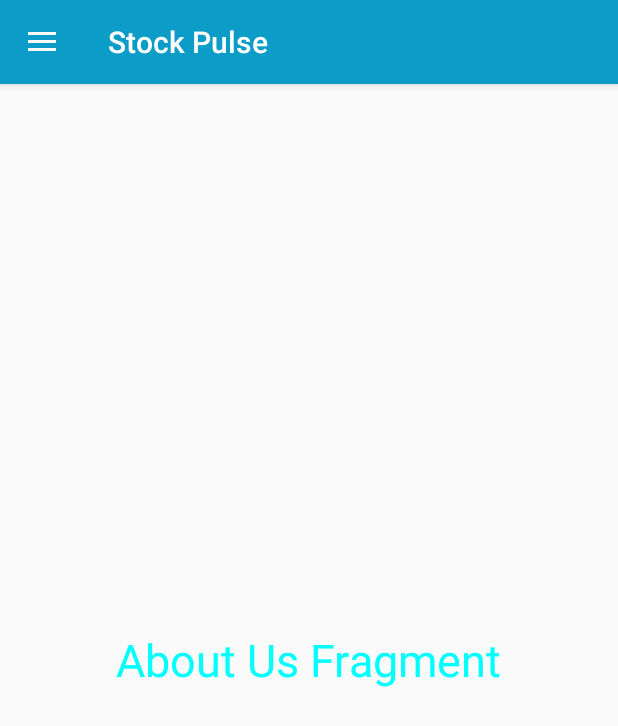
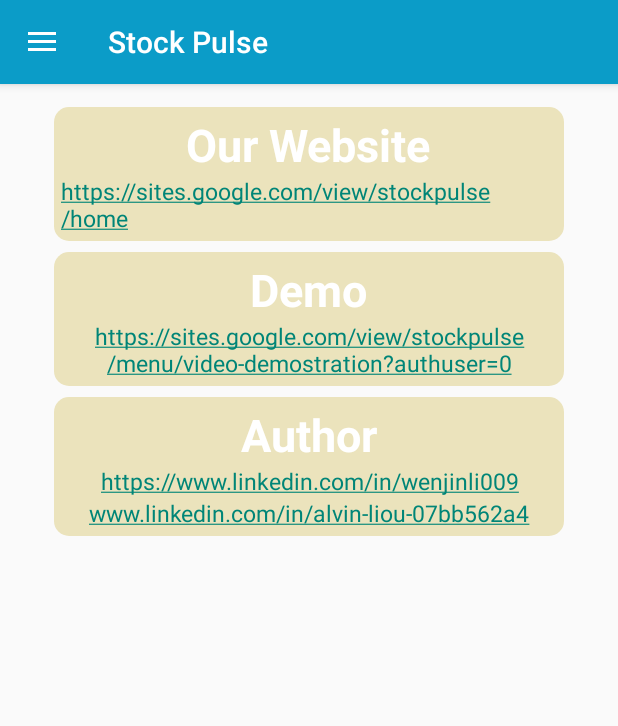
Before and after one commit to MarcuX009/StockPulse, an Android app: the fragment AboutFragment placed in its activity, on a phone screen of 412 x 824 dp. Shown: the top 726 px of the screen. Run offline under Robolectric (Android 15) with nearby library versions, the phone set to English and light mode, and no system bars; 1 statement that could not run was skipped.

Commit message:
initial desgin of about fragment

```diff
--- /dev/null
+++ b/app/src/main/res/drawable/shape_about.xml
@@ -0,0 +1,15 @@
+<?xml version="1.0" encoding="utf-8"?>
+<shape xmlns:android="http://schemas.android.com/apk/res/android"
+    android:shape = "rectangle">
+
+    <solid
+        android:color="#EBE3BC"/>
+    <corners
+        android:radius="10dp"/>
+    <padding
+        android:bottom="5dp"
+        android:left="5dp"
+        android:right="5dp"
+        android:top="5dp"/>
+
+</shape>
--- a/app/src/main/res/layout/fragment_about.xml
+++ b/app/src/main/res/layout/fragment_about.xml
@@ -5,13 +5,104 @@
     android:layout_height="match_parent"
     tools:context=".AboutFragment">
 
-    <!-- TODO: Update blank fragment layout -->
-    <TextView
-        android:layout_width="wrap_content"
+    <RelativeLayout
+        android:id="@+id/websiteLayer"
+        android:layout_width="340dp"
         android:layout_height="wrap_content"
-        android:layout_centerInParent="true"
-        android:text="About Us Fragment"
-        android:textColor="@color/cyan"
-        android:textSize="30sp" />
+        android:layout_centerHorizontal="true"
+        android:layout_marginTop="15dp"
+        android:background="@drawable/shape_about">
+
+        <TextView
+            android:id="@+id/ourWebsiteLayout"
+            android:layout_width="wrap_content"
+            android:layout_height="wrap_content"
+            android:layout_centerHorizontal="true"
+            android:text="Our Website"
+            android:textColor="@color/white"
+            android:textSize="30sp"
+            android:textStyle="bold" />
+
+        <TextView
+            android:id="@+id/linkTextView"
+            android:layout_width="wrap_content"
+            android:layout_height="wrap_content"
+            android:layout_below="@+id/ourWebsiteLayout"
+            android:layout_centerHorizontal="true"
+            android:autoLink="web"
+            android:text="https://sites.google.com/view/stockpulse/home"
+            android:textSize="15sp" />
+    </RelativeLayout>
+
+    <RelativeLayout
+        android:id="@+id/demoLayer"
+        android:layout_width="340dp"
+        android:layout_height="wrap_content"
+        android:layout_centerHorizontal="true"
+        android:layout_marginTop="7dp"
+        android:layout_below="@+id/websiteLayer"
+        android:background="@drawable/shape_about">
+
+        <TextView
+            android:id="@+id/DemoLayout"
+            android:layout_width="wrap_content"
+            android:layout_height="wrap_content"
+            android:layout_centerHorizontal="true"
+            android:text="Demo"
+            android:textColor="@color/white"
+            android:textSize="30sp"
+            android:textStyle="bold"/>
+        <TextView
+            android:id="@+id/videoTextView"
+            android:layout_width="wrap_content"
+            android:layout_height="wrap_content"
+            android:layout_below="@+id/DemoLayout"
+            android:layout_centerHorizontal="true"
+            android:autoLink="web"
+            android:gravity="center"
+            android:text="https://sites.google.com/view/stockpulse/menu/video-demostration?authuser=0"
+            android:textSize="15sp" />
+    </RelativeLayout>
+
+    <RelativeLayout
+        android:id="@+id/authorLayer"
+        android:layout_width="340dp"
+        android:layout_height="wrap_content"
+        android:layout_centerHorizontal="true"
+        android:layout_marginTop="7dp"
+        android:layout_below="@+id/demoLayer"
+        android:background="@drawable/shape_about">
+        <TextView
+            android:id="@+id/authorLayout"
+            android:layout_width="wrap_content"
+            android:layout_height="wrap_content"
+            android:layout_centerHorizontal="true"
+            android:text="Author"
+            android:textColor="@color/white"
+            android:textSize="30sp"
+            android:textStyle="bold"/>
+        <TextView
+            android:id="@+id/wenJinTextView"
+            android:layout_width="340dp"
+            android:layout_height="wrap_content"
+            android:layout_below="@+id/authorLayout"
+            android:layout_centerHorizontal="true"
+            android:autoLink="web"
+            android:gravity="center"
+            android:text="https://www.linkedin.com/in/wenjinli009"
+            android:textSize="15sp" />
+        <TextView
+            android:id="@+id/alvinTextView"
+            android:layout_width="340dp"
+            android:layout_height="wrap_content"
+            android:layout_below="@+id/wenJinTextView"
+            android:layout_centerHorizontal="true"
+            android:autoLink="web"
+            android:gravity="center"
+            android:text="www.linkedin.com/in/alvin-liou-07bb562a4"
+            android:textSize="15sp" />
+
+    </RelativeLayout>
+
 
 </RelativeLayout>
```
